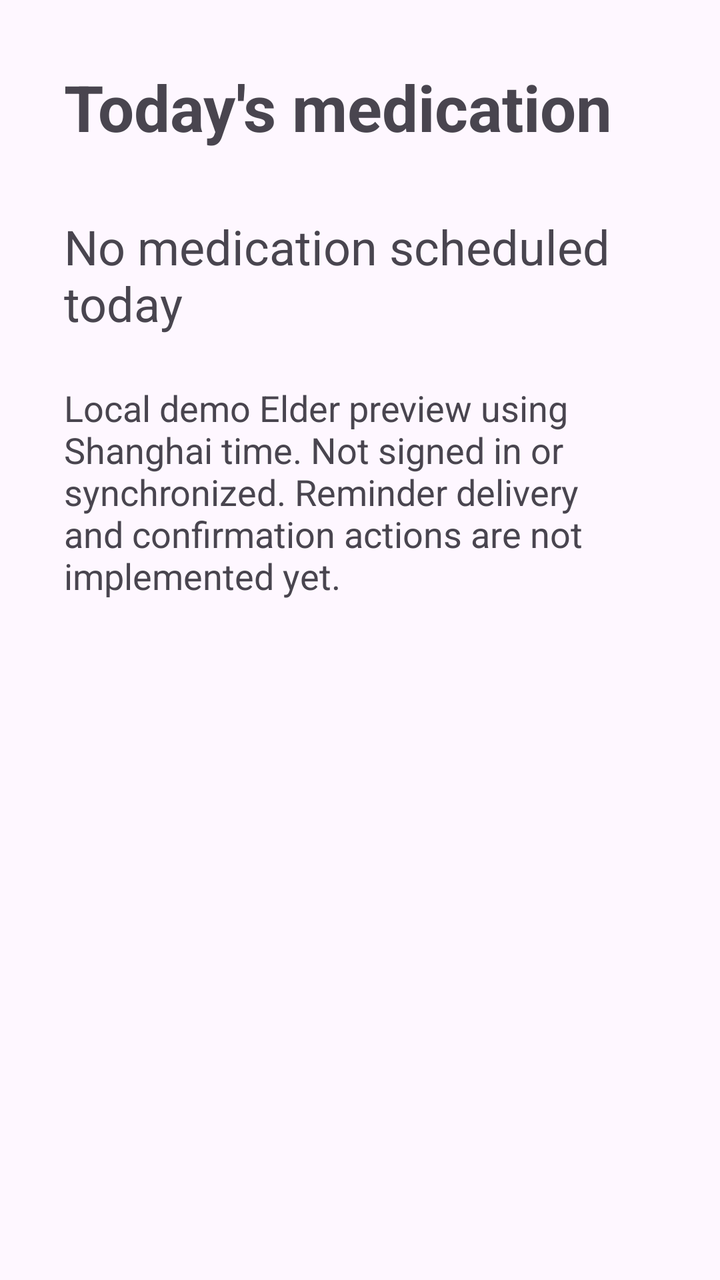
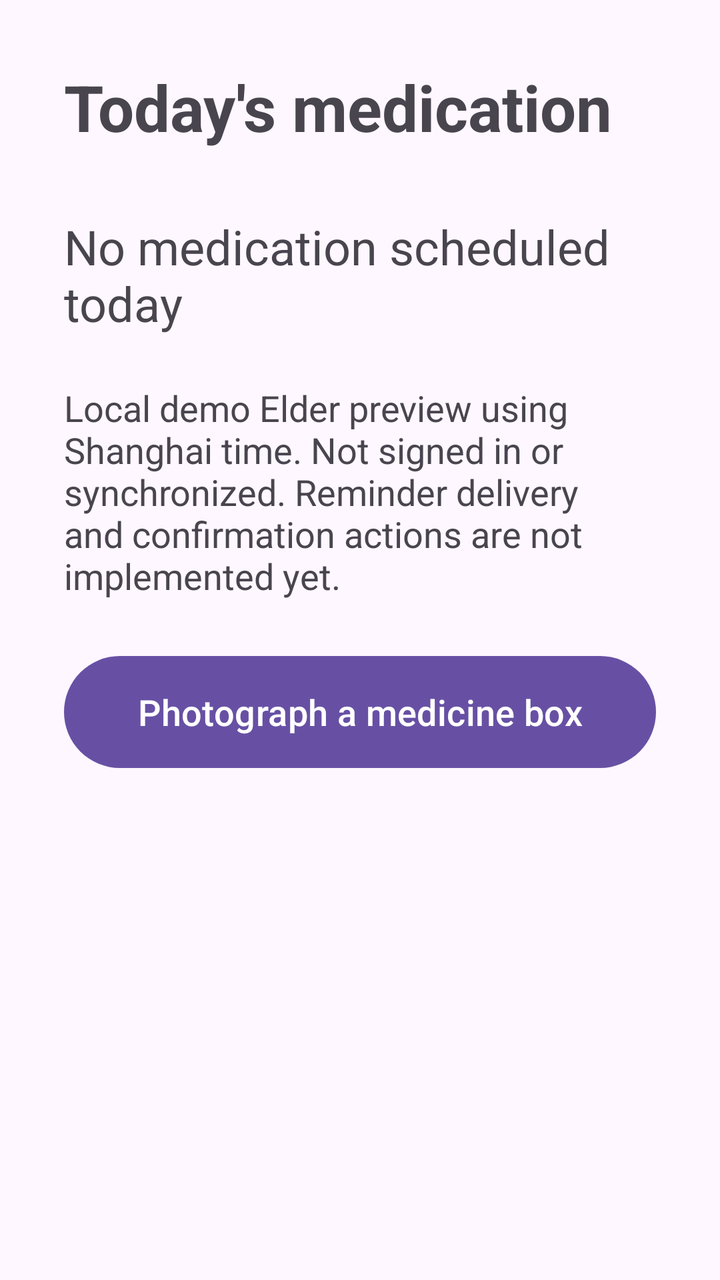

Before-and-after screenshots of an Android layout around one commit, followed by the original layout XML and the change that was made.
<!-- AndroidManifest.xml: application theme Theme.Group33 -->
<!-- res/layout/activity_elder_home.xml -->
<?xml version="1.0" encoding="utf-8"?>
<androidx.constraintlayout.widget.ConstraintLayout xmlns:android="http://schemas.android.com/apk/res/android"
    xmlns:app="http://schemas.android.com/apk/res-auto"
    android:layout_width="match_parent"
    android:layout_height="match_parent"
    android:padding="32dp">

    <TextView
        android:id="@+id/elder_title"
        style="@style/TextAppearance.Material3.HeadlineLarge"
        android:layout_width="0dp"
        android:layout_height="wrap_content"
        android:text="@string/elder_home_title"
        android:textStyle="bold"
        app:layout_constraintEnd_toEndOf="parent"
        app:layout_constraintStart_toStartOf="parent"
        app:layout_constraintTop_toTopOf="parent" />

    <TextView
        android:id="@+id/today_schedule_count"
        android:layout_width="0dp"
        android:layout_height="wrap_content"
        android:layout_marginTop="32dp"
        android:text="@string/no_today_schedules"
        android:textSize="24sp"
        app:layout_constraintEnd_toEndOf="parent"
        app:layout_constraintStart_toStartOf="parent"
        app:layout_constraintTop_toBottomOf="@id/elder_title" />

    <TextView
        android:layout_width="0dp"
        android:layout_height="wrap_content"
        android:layout_marginTop="24dp"
        android:text="@string/elder_home_hint"
        android:textSize="18sp"
        app:layout_constraintEnd_toEndOf="parent"
        app:layout_constraintStart_toStartOf="parent"
        app:layout_constraintTop_toBottomOf="@id/today_schedule_count" />

</androidx.constraintlayout.widget.ConstraintLayout>
<!-- resources referenced by this layout -->
<resources>
  <string name="elder_home_hint">Local demo Elder preview using Shanghai time. Not signed in or synchronized. Reminder delivery and confirmation actions are not implemented yet.</string>
  <string name="elder_home_title">Today\'s medication</string>
  <string name="no_today_schedules">No medication scheduled today</string>
  <style name="Theme.Group33" parent="Base.Theme.Group33" />
  <style name="Base.Theme.Group33" parent="Theme.Material3.Light.NoActionBar" />
</resources>

<!-- the commit's change to res/layout/activity_elder_home.xml (unified diff, before → after) -->
@@ -1,8 +1,10 @@
 <?xml version="1.0" encoding="utf-8"?>
+<androidx.core.widget.NestedScrollView xmlns:android="http://schemas.android.com/apk/res/android" android:layout_width="match_parent" android:layout_height="match_parent" android:fillViewport="true">
+
 <androidx.constraintlayout.widget.ConstraintLayout xmlns:android="http://schemas.android.com/apk/res/android"
     xmlns:app="http://schemas.android.com/apk/res-auto"
     android:layout_width="match_parent"
-    android:layout_height="match_parent"
+    android:layout_height="wrap_content"
     android:padding="32dp">
 
     <TextView
@@ -28,6 +30,7 @@
         app:layout_constraintTop_toBottomOf="@id/elder_title" />
 
     <TextView
+        android:id="@+id/elder_home_hint"
         android:layout_width="0dp"
         android:layout_height="wrap_content"
         android:layout_marginTop="24dp"
@@ -37,4 +40,17 @@
         app:layout_constraintStart_toStartOf="parent"
         app:layout_constraintTop_toBottomOf="@id/today_schedule_count" />
 
+    <com.google.android.material.button.MaterialButton
+        android:id="@+id/elder_photo_button" style="@style/Widget.Material3.Button"
+        android:layout_width="0dp" android:layout_height="wrap_content"
+        android:layout_marginTop="24dp" android:minHeight="64dp" android:textSize="18sp" android:text="@string/photo_title"
+        app:layout_constraintStart_toStartOf="parent" app:layout_constraintEnd_toEndOf="parent"
+        app:layout_constraintTop_toBottomOf="@id/elder_home_hint" />
+    <FrameLayout android:id="@+id/feature_content"
+        android:layout_width="0dp" android:layout_height="wrap_content" android:layout_marginTop="24dp"
+        app:layout_constraintStart_toStartOf="parent" app:layout_constraintEnd_toEndOf="parent"
+        app:layout_constraintTop_toBottomOf="@id/elder_photo_button" />
 </androidx.constraintlayout.widget.ConstraintLayout>
+
+
+</androidx.core.widget.NestedScrollView>
<!-- resource entries referenced after the edit -->
@@ -3,6 +3,7 @@
   <string name="elder_home_hint">Local demo Elder preview using Shanghai time. Not signed in or synchronized. Reminder delivery and confirmation actions are not implemented yet.</string>
   <string name="elder_home_title">Today\'s medication</string>
   <string name="no_today_schedules">No medication scheduled today</string>
+  <string name="photo_title">Photograph a medicine box</string>
   <style name="Theme.Group33" parent="Base.Theme.Group33" />
   <style name="Base.Theme.Group33" parent="Theme.Material3.Light.NoActionBar" />
 </resources>
